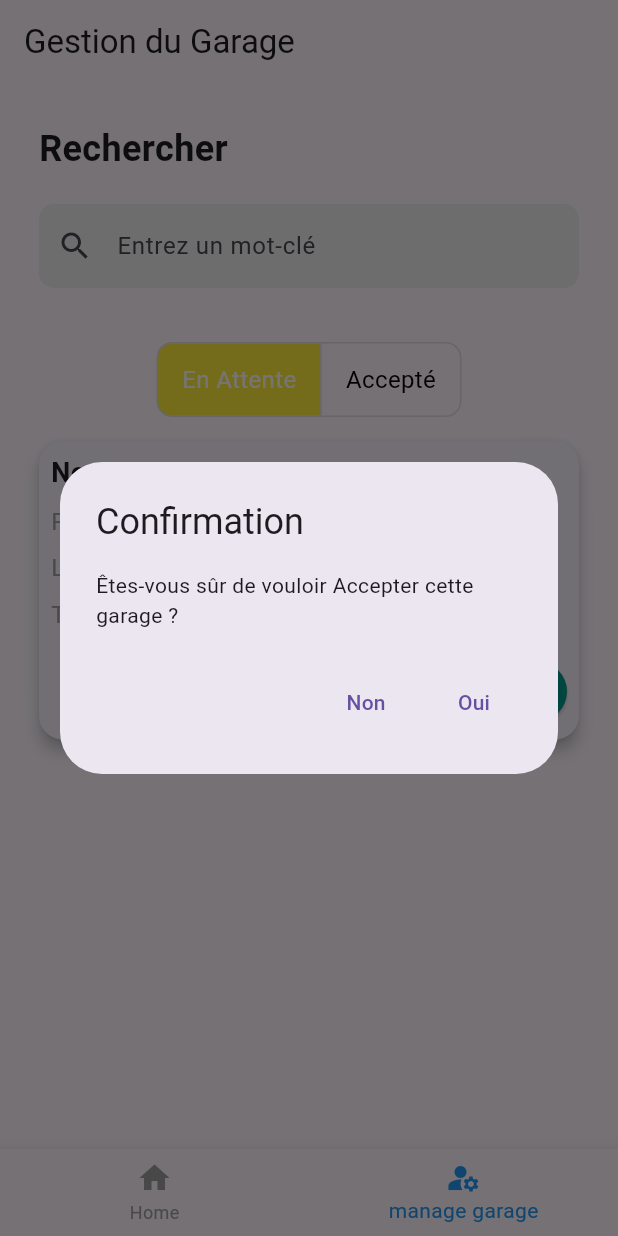
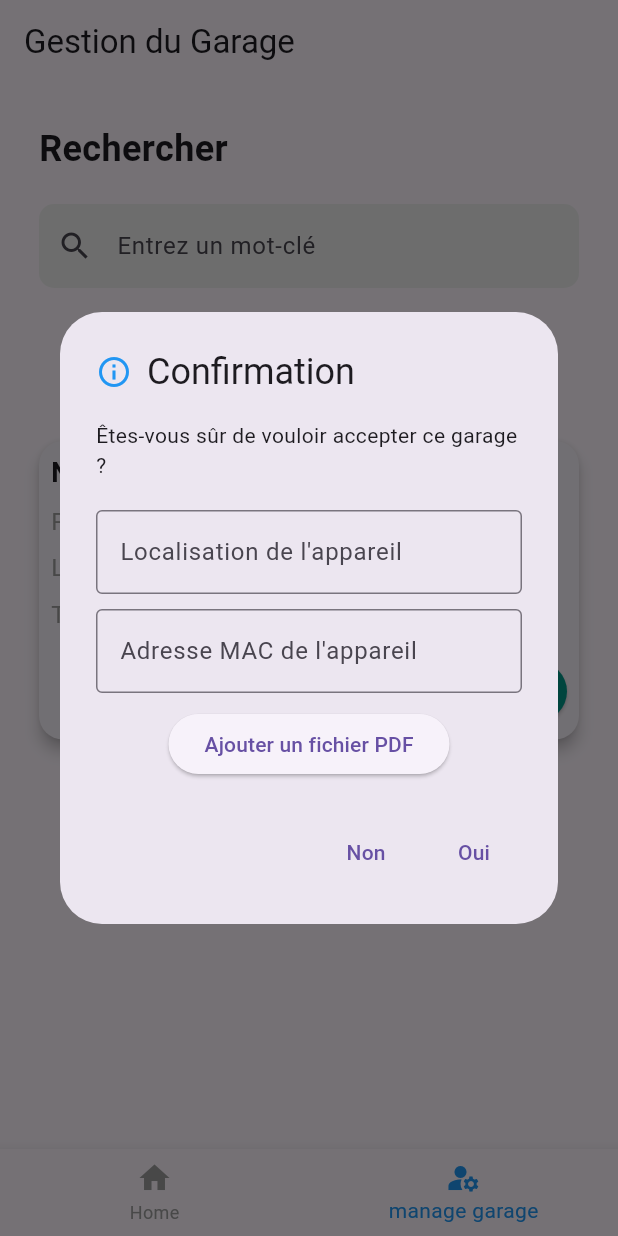
Before and after one commit to bilelhichem/Livestock-Monitoring-System, a Flutter app: the screen it shows after launch, item 2 of the bottom bar chosen, after a tap on "Accepter", on a phone screen of 412 x 824 dp. Run offline on Flutter 3.47's test engine with Material 3 defaults, Android fonts, the phone set to English and light mode, and no system bars; our stand-ins replace get, pdf; missing offline and left inert: dart:html.

Commit message:
RiglageCardGarage

```diff
--- a/lib/widget/CardGarage.dart
+++ b/lib/widget/CardGarage.dart
@@ -1,7 +1,8 @@
 import 'package:admin_mag_poul/view/Add_Pr.dart';
 import 'package:flutter/material.dart';
 import 'package:get/get.dart';
-
+import 'package:flutter/material.dart';
+import 'dart:html' as html;
 class CardExampleApp extends StatelessWidget {
   const CardExampleApp({super.key});
 
@@ -52,13 +53,54 @@ class CardExample extends StatelessWidget {
       },
     );
   }
+
+
   void _showdialgueAccepteCrd(BuildContext context) {
     showDialog(
       context: context,
       builder: (BuildContext context) {
         return AlertDialog(
-          title: const Text('Confirmation'),
-          content: const Text('Êtes-vous sûr de vouloir Accepter cette garage ?'),
+          title: Row(
+            children: [
+              Icon(Icons.info_outline, color: Colors.blue), // Icône ajoutée
+              SizedBox(width: 10),
+              const Text('Confirmation'),
+            ],
+          ),
+          content: Column(
+            mainAxisSize: MainAxisSize.min,
+            children: [
+              const Text('Êtes-vous sûr de vouloir accepter ce garage ?'),
+              SizedBox(height: 20),
+
+              // Champ pour entrer la localisation
+              TextField(
+                decoration: const InputDecoration(
+                  labelText: 'Localisation de l\'appareil',
+                  border: OutlineInputBorder(),
+                ),
+              ),
+              SizedBox(height: 10),
+
+              // Champ pour entrer l'adresse MAC
+              TextField(
+                decoration: const InputDecoration(
+                  labelText: 'Adresse MAC de l\'appareil',
+                  border: OutlineInputBorder(),
+                ),
+              ),
+              SizedBox(height: 10),
+
+              // Bouton pour télécharger un fichier PDF
+              ElevatedButton(
+                onPressed: () async {
+                  // Fonction pour ajouter un fichier PDF (Téléchargement via navigateur)
+                  await _uploadPdf(context);
+                },
+                child: const Text('Ajouter un fichier PDF'),
+              ),
+            ],
+          ),
           actions: <Widget>[
             TextButton(
               onPressed: () {
@@ -69,9 +111,8 @@ class CardExample extends StatelessWidget {
             TextButton(
               onPressed: () {
                 Navigator.of(context).pop();
-
                 ScaffoldMessenger.of(context).showSnackBar(
-                  const SnackBar(content: Text('Carte supprimée !')),
+                  const SnackBar(content: Text('Carte Accepter !')),
                 );
               },
               child: const Text('Oui'),
@@ -81,6 +122,26 @@ class CardExample extends StatelessWidget {
       },
     );
   }
+
+
+  Future<void> _uploadPdf(BuildContext context) async {
+    final html.FileUploadInputElement uploadInput = html.FileUploadInputElement();
+    uploadInput.accept = '.pdf';  // Limite le téléchargement aux fichiers PDF
+    uploadInput.click();
+
+    // Quand un fichier est sélectionné
+    uploadInput.onChange.listen((e) async {
+      final files = uploadInput.files;
+      if (files!.isNotEmpty) {
+        final file = files[0];
+        // Afficher un message dans le SnackBar avec le nom du fichier ajouté
+        ScaffoldMessenger.of(context).showSnackBar(
+          SnackBar(content: Text('Fichier PDF ajouté : ${file.name}')),
+        );
+      }
+    });
+  }
+
 
   @override
   Widget build(BuildContext context) {
```
